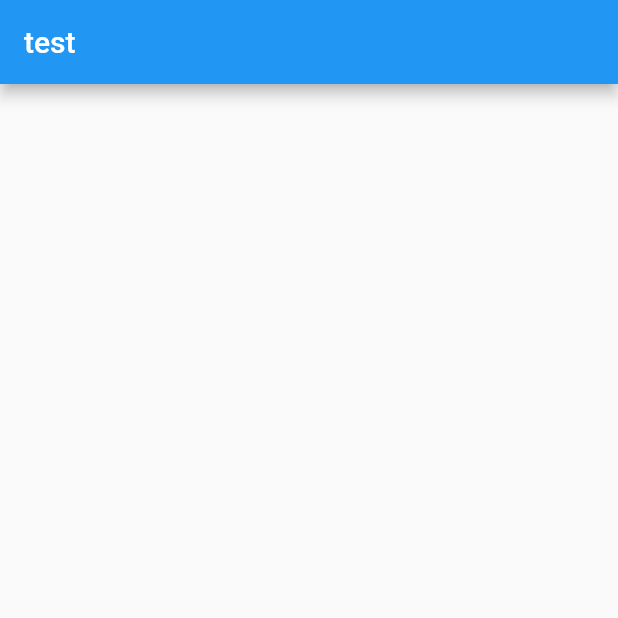
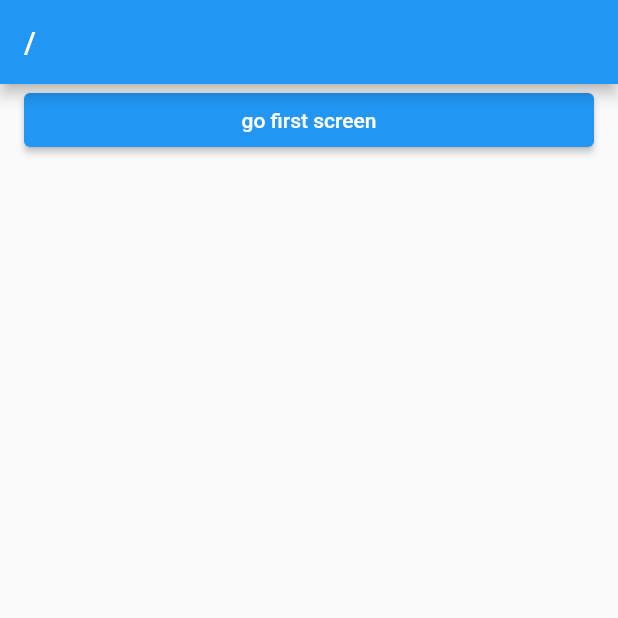
Before and after one commit to qwq140/go_router_actual, a Flutter app: the screen it shows after launch, on a phone screen of 412 x 824 dp, the top half of it. Run offline on Flutter 3.47's test engine with Material 2 defaults, Android fonts, the phone set to English and light mode, and no system bars; our stand-ins replace go_router.

Commit message:
go 함수로 페이지 이동하기

```diff
--- a/lib/layout/defualt_layout.dart
+++ b/lib/layout/defualt_layout.dart
@@ -1,4 +1,5 @@
 import 'package:flutter/material.dart';
+import 'package:go_router/go_router.dart';
 
 class DefaultLayout extends StatelessWidget {
   final Widget body;
@@ -7,9 +8,10 @@ class DefaultLayout extends StatelessWidget {
 
   @override
   Widget build(BuildContext context) {
+    final router = GoRouter.of(context);
     return Scaffold(
       appBar: AppBar(
-        title: Text('test'),
+        title: Text(router.location),
       ),
       body: Padding(
         padding: EdgeInsets.symmetric(horizontal: 16),
--- a/lib/main.dart
+++ b/lib/main.dart
@@ -1,5 +1,6 @@
 import 'package:flutter/material.dart';
 import 'package:go_router/go_router.dart';
+import 'package:go_router_actual/screen/first_screen.dart';
 import 'package:go_router_actual/screen/home_screen.dart';
 
 void main() {
@@ -15,6 +16,12 @@ class MyApp extends StatelessWidget {
           GoRoute(
             path: '/',
             builder: (context, state) => const HomeScreen(),
+            routes: [
+              GoRoute(
+                path: 'first',
+                builder: (context, state) => const FirstScreen(),
+              )
+            ]
           ),
         ],
       );
@@ -22,12 +29,13 @@ class MyApp extends StatelessWidget {
   @override
   Widget build(BuildContext context) {
     return MaterialApp.router(
-      // route 정보를 전달
-      routeInformationProvider: _router.routeInformationProvider,
-      // URI String을 상태 및 Go Router에서 사용할 수 있는 형태로 변환해주는 함수
-      routeInformationParser: _router.routeInformationParser,
-      // 위에서 변경된 값으로 실제 어떤 라우트를 보여줄지 정하는 함수
-      routerDelegate: _router.routerDelegate,
+      routerConfig: _router,
+      // // route 정보를 전달
+      // routeInformationProvider: _router.routeInformationProvider,
+      // // URI String을 상태 및 Go Router에서 사용할 수 있는 형태로 변환해주는 함수
+      // routeInformationParser: _router.routeInformationParser,
+      // // 위에서 변경된 값으로 실제 어떤 라우트를 보여줄지 정하는 함수
+      // routerDelegate: _router.routerDelegate,
     );
   }
 }
--- a/lib/screen/home_screen.dart
+++ b/lib/screen/home_screen.dart
@@ -1,4 +1,5 @@
 import 'package:flutter/material.dart';
+import 'package:go_router/go_router.dart';
 import 'package:go_router_actual/layout/defualt_layout.dart';
 
 class HomeScreen extends StatelessWidget {
@@ -6,6 +7,18 @@ class HomeScreen extends StatelessWidget {
 
   @override
   Widget build(BuildContext context) {
-    return DefaultLayout(body: Container());
+    return DefaultLayout(
+      body: Column(
+        crossAxisAlignment: CrossAxisAlignment.stretch,
+        children: [
+          ElevatedButton(
+            onPressed: () {
+              context.go('/first');
+            },
+            child: Text('go first screen'),
+          ),
+        ],
+      ),
+    );
   }
 }
```
Also changed, not shown: lib/screen/first_screen.dart (added, +15 -0 lines).
